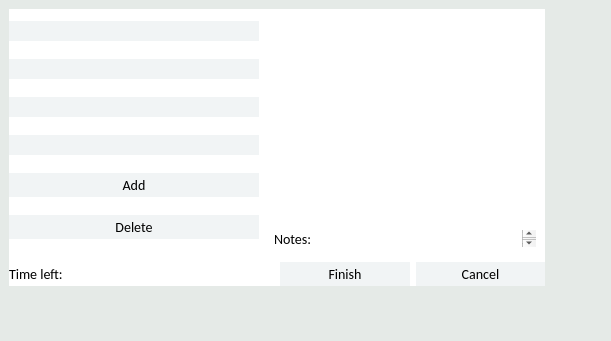
First picture: the form in Source/Time Track/clockoutform.ui, repository joshuawootonn/time-track, before the edit.
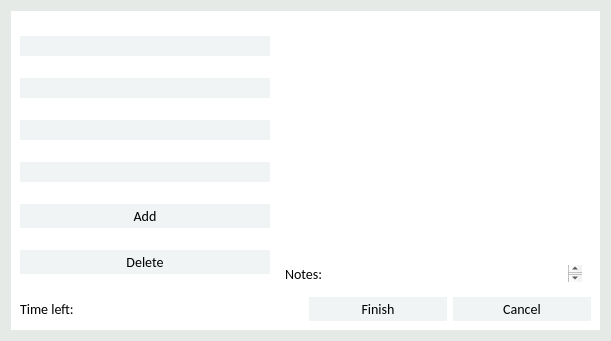
Second picture: the form after the edit.

What changed in the file:
```diff
--- a/Source/Time Track/clockoutform.ui
+++ b/Source/Time Track/clockoutform.ui
@@ -113,15 +113,9 @@
 }
 </string>
   </property>
+  <layout class="QGridLayout" name="gridLayout">
+   <item row="0" column="0">
   <widget class="QWidget" name="bigwidger" native="true">
-   <property name="geometry">
-    <rect>
-     <x>9</x>
-     <y>9</y>
-     <width>536</width>
-     <height>277</height>
-    </rect>
-   </property>
    <layout class="QVBoxLayout" name="verticalLayout_2">
     <item>
      <layout class="QHBoxLayout" name="horizontalLayout">
@@ -282,6 +276,8 @@
     </item>
    </layout>
   </widget>
+   </item>
+  </layout>
  </widget>
  <resources/>
  <connections/>
```
Lines whose indentation alone changed are shown as unchanged.
